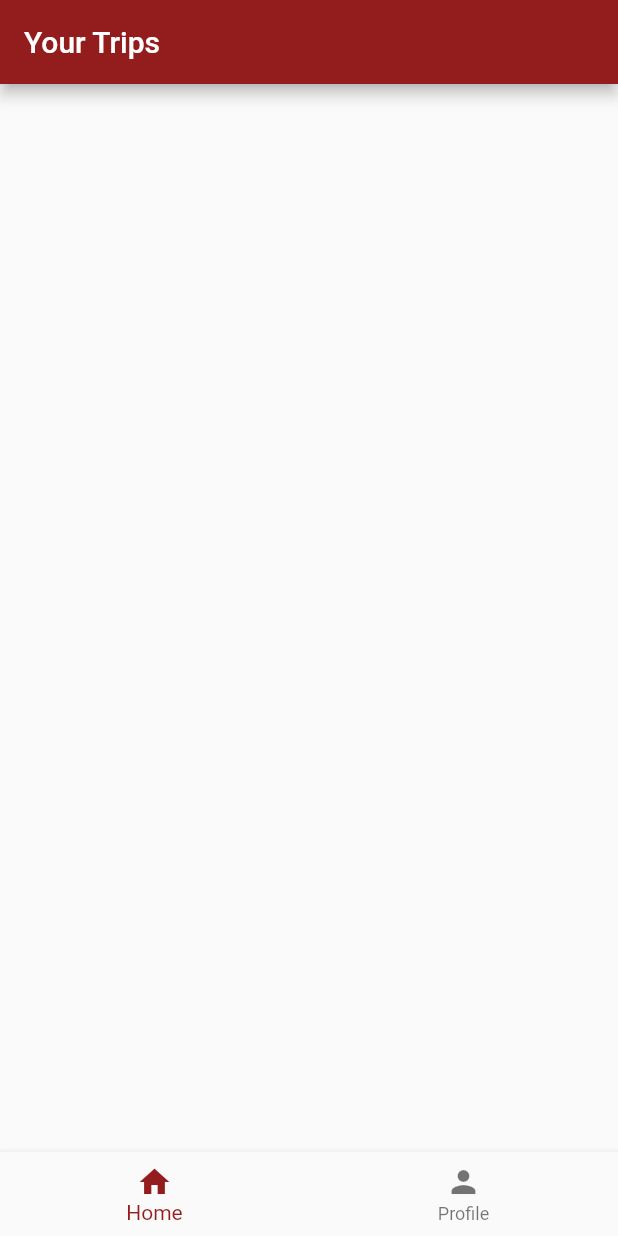
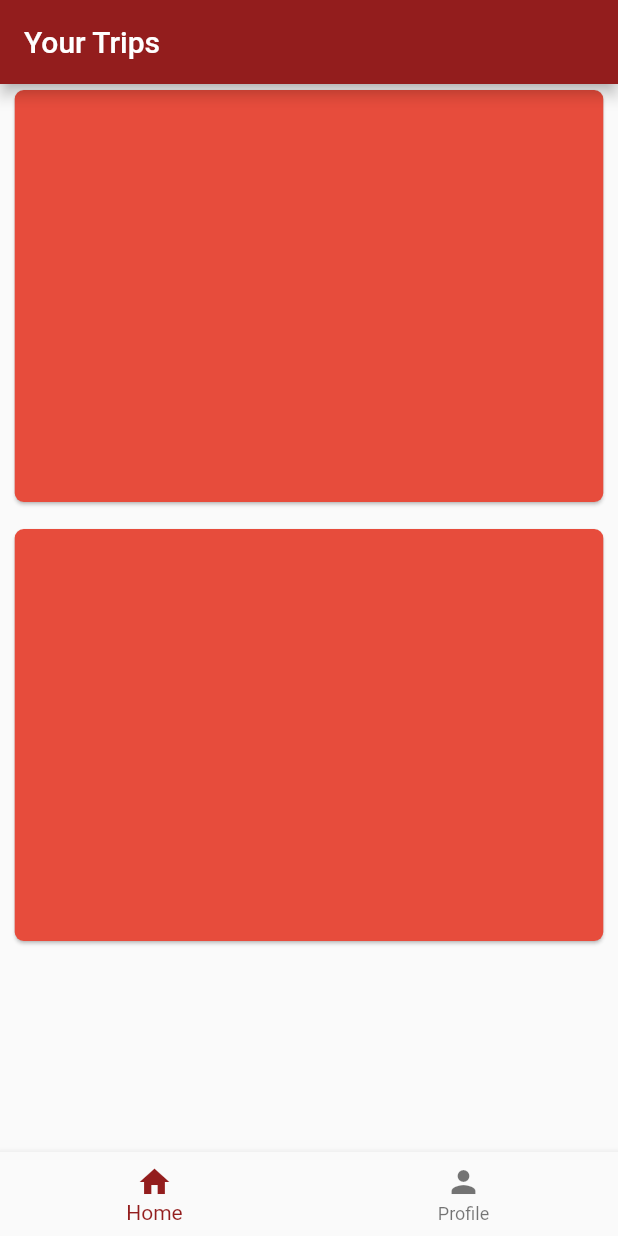
Before and after one commit to monchavin01/recommendation_travel, a Flutter app: the screen it shows after launch, on a phone screen of 412 x 824 dp. Run offline on Flutter 3.47's test engine with Material 2 defaults, Android fonts, the phone set to English and light mode, and no system bars; our stand-ins replace get.

Commit message:
create home page

```diff
--- a/lib/screen/home/home_page.dart
+++ b/lib/screen/home/home_page.dart
@@ -1,4 +1,9 @@
 import 'package:flutter/material.dart';
+import 'package:recomander_travel/constants/colors.dart';
+import 'package:get/get.dart';
+import 'package:flutter/cupertino.dart';
+
+import '../../rotes.dart';
 
 class HomePage extends StatefulWidget {
   @override
@@ -8,8 +13,62 @@ class HomePage extends StatefulWidget {
 class _HomePageState extends State<HomePage> {
   @override
   Widget build(BuildContext context) {
-    return Container(
+    return Scaffold(
+      body: Column(
+        children: [
+          Container(
+            alignment: Alignment.center,
+            child: GestureDetector(
+              onTap: () {
+                try {
+                  Get.offAllNamed(Routes.recomend);
+                } catch (e) {
+                  print(e);
+                }
 
+              },
+              child: Card(
+                clipBehavior: Clip.antiAliasWithSaveLayer,
+                shape: RoundedRectangleBorder(
+                borderRadius: BorderRadius.circular(6),
+                ),
+                color: AppColors.errorColor,
+                child: Column(
+                  children: <Widget>[
+                    Container(
+                      width: Get.width / 1.05,
+                      height: Get.width / 1.5,
+                      color: AppColors.errorColor,
+                    )
+                  ],
+                ),
+              ),
+            )
+          ),
+          SizedBox(height: 10),
+          Container(
+            alignment: Alignment.center,
+            child: GestureDetector(
+              child: Card(
+                clipBehavior: Clip.antiAliasWithSaveLayer,
+                shape: RoundedRectangleBorder(
+                borderRadius: BorderRadius.circular(6),
+                ),
+                color: AppColors.errorColor,
+                child: Column(
+                  children: <Widget>[
+                    Container(
+                      width: Get.width / 1.05,
+                      height: Get.width / 1.5,
+                      color: AppColors.errorColor,
+                    )
+                  ],
+                ),
+              ),
+            )
+          )
+        ],
+      ),
     );
   }
 }
```
